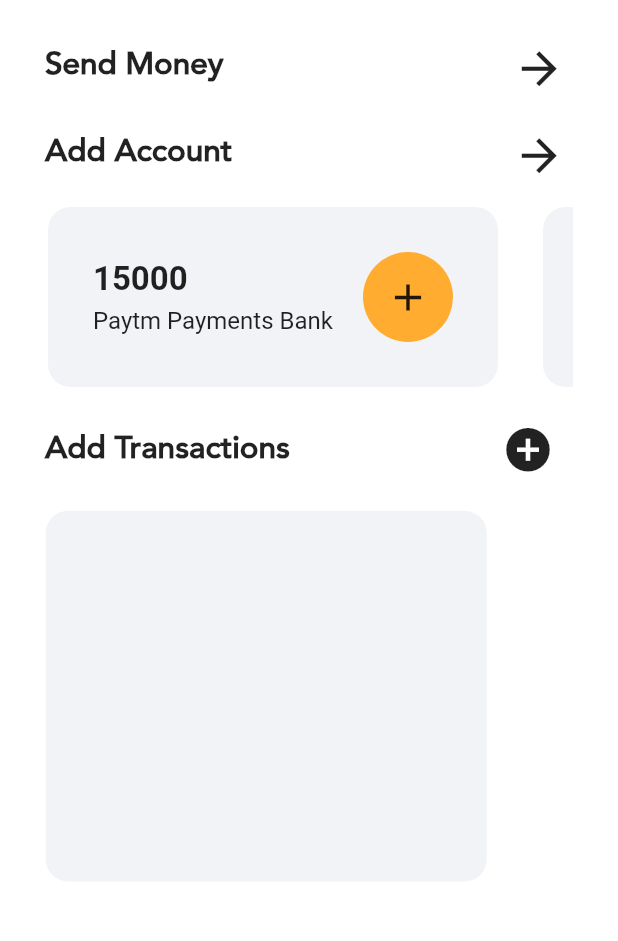
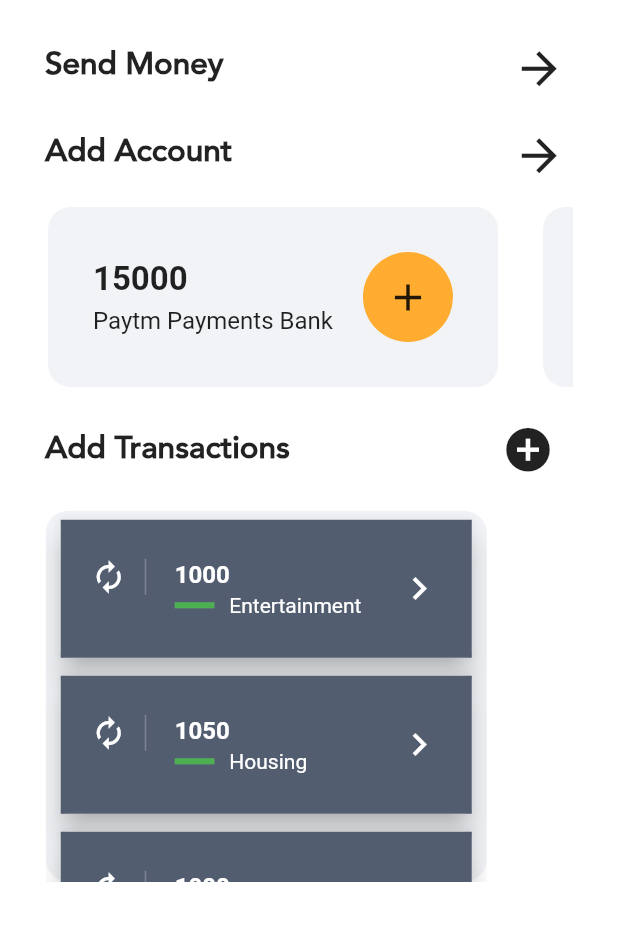
Before and after one commit to vishwajeetvb/ewall, a Flutter app: the Homepage screen opened by its route, on a phone screen of 412 x 824 dp, the part 174-1115 px from its top. Run offline on Flutter 3.47's test engine with Material 2 defaults, Android fonts, the phone set to English and light mode, and no system bars; our stand-ins replace csv, file_picker, firebase_auth, firebase_core, random_string, toast and 1 more; missing offline and left inert: flutter_sparkline, razorpay_flutter; accounts and stored records are empty.

Commit message:
Added List Of Transactions

```diff
--- a/lib/screens/appScreen/home/home_page.dart
+++ b/lib/screens/appScreen/home/home_page.dart
@@ -1,9 +1,10 @@
 import 'package:ewall/screens/appScreen/home/SendMoney.dart';
+import 'package:ewall/screens/appScreen/home/models/Transactions.dart';
 import 'package:ewall/screens/appScreen/sideMenu.dart';
 import 'package:flutter/cupertino.dart';
 import 'package:flutter/material.dart';
 import 'package:toggle_switch/toggle_switch.dart';
-
+import 'package:intl/intl.dart';
 
 class HomePage extends StatelessWidget {
   @override
@@ -32,6 +33,13 @@ class _HomepageState extends State<Homepage> with TickerProviderStateMixin {
   String _chosenCategory;
   bool kindOfTransaction = false;
   bool transactionClass = false;
+  List txn;
+
+  @override
+  void initState() {
+    txn = getTransactions();
+    super.initState();
+  }
 
   Future<void> addTransactions(BuildContext context) async {
     return await showDialog(
@@ -210,7 +218,7 @@ class _HomepageState extends State<Homepage> with TickerProviderStateMixin {
                             BoxConstraints(maxWidth: 250.0, minHeight: 50.0),
                             alignment: Alignment.center,
                             child: Text(
-                              "Gradient Button",
+                              "Add Transactions",
                               textAlign: TextAlign.center,
                               style: TextStyle(color: Colors.white, fontSize: 15),
                             ),
@@ -227,10 +235,73 @@ class _HomepageState extends State<Homepage> with TickerProviderStateMixin {
         });
   }
 
-
   //Main Logic of Home Page
   @override
   Widget build(BuildContext context) {
+
+    ListTile makeListTile(Transactions lesson) => ListTile(
+      contentPadding:
+      EdgeInsets.symmetric(horizontal: 20.0, vertical: 10.0),
+      leading: Container(
+        padding: EdgeInsets.only(right: 12.0),
+        decoration: new BoxDecoration(
+            border: new Border(
+                right: new BorderSide(width: 1.0, color: Colors.white24))),
+        child: Icon(Icons.autorenew, color: Colors.white),
+      ),
+      title: Text(
+        lesson.amount.toString(),
+        style: TextStyle(color: Colors.white, fontWeight: FontWeight.bold),
+      ),
+      // subtitle: Text("Intermediate", style: TextStyle(color: Colors.white)),
+
+      subtitle: Row(
+        children: <Widget>[
+          Expanded(
+              flex: 1,
+              child: Container(
+                // tag: 'hero',
+                child: LinearProgressIndicator(
+                    backgroundColor: Color.fromRGBO(209, 224, 224, 0.2),
+                    value: lesson.amount.toDouble(),
+                    valueColor: AlwaysStoppedAnimation(Colors.green)),
+              )),
+          Expanded(
+            flex: 4,
+            child: Padding(
+                padding: EdgeInsets.only(left: 10.0),
+                child: Text(lesson.category,
+                    style: TextStyle(color: Colors.white))),
+          )
+        ],
+      ),
+      trailing:
+      Icon(Icons.keyboard_arrow_right, color: Colors.white, size: 30.0),
+      onTap: () {},
+    );
+
+    Card makeCard(Transactions lesson) => Card(
+      elevation: 8.0,
+      margin: new EdgeInsets.symmetric(horizontal: 10.0, vertical: 6.0),
+      child: Container(
+        decoration: BoxDecoration(color: Color.fromRGBO(64, 75, 96, .9)),
+        child: makeListTile(lesson),
+      ),
+    );
+
+    final makeBody = Container(
+      // decoration: BoxDecoration(color: Color.fromRGBO(58, 66, 86, 1.0)),
+      child: ListView.builder(
+        scrollDirection: Axis.vertical,
+        shrinkWrap: true,
+        itemCount: txn.length,
+        itemBuilder: (BuildContext context, int index) {
+          return makeCard(txn[index]);
+        },
+      ),
+    );
+
+
     //This Scaffold for next screen after clicking on sign in
     return Scaffold(
       drawer: SideDrawer(),
@@ -416,6 +487,7 @@ class _HomepageState extends State<Homepage> with TickerProviderStateMixin {
                         borderRadius: BorderRadius.all(Radius.circular(15)),
                         color: Color(0xfff1f3f6),
                       ),
+                      child: makeBody,
                     )
                   ],
                 ),
@@ -428,7 +500,38 @@ class _HomepageState extends State<Homepage> with TickerProviderStateMixin {
 
   }
 
-
+  List getTransactions(){
+    return[
+      Transactions(
+          amount: 1000,
+          dateTime: DateFormat.yMd('en_US').parse('1/10/2012'),
+          category: 'Entertainment',
+          kindOfTransaction: 'Income',
+          transactionClass: 'Assets'
+      ),
+      Transactions(
+          amount: 1050,
+          dateTime: DateFormat.yMd('en_US').parse('5/12/2021'),
+          category: 'Housing',
+          kindOfTransaction: 'Expense',
+          transactionClass: 'Liabilities'
+      ),
+      Transactions(
+          amount: 1000,
+          dateTime: DateFormat.yMd('en_US').parse('1/10/2012'),
+          category: 'Entertainment',
+          kindOfTransaction: 'Income',
+          transactionClass: 'Assets'
+      ),
+      Transactions(
+          amount: 1050,
+          dateTime: DateFormat.yMd('en_US').parse('5/12/2021'),
+          category: 'Housing',
+          kindOfTransaction: 'Expense',
+          transactionClass: 'Liabilities'
+      ),
+    ];
+  }
 
   Container addAccount(var money, String bankName) {
     return Container(
--- /dev/null
+++ b/lib/screens/appScreen/home/models/Transactions.dart
@@ -0,0 +1,10 @@
+class Transactions{
+  int amount;
+  DateTime dateTime;
+  String category;
+  String kindOfTransaction;
+  String transactionClass;
+
+  Transactions({this.amount,this.dateTime,this.category,this.kindOfTransaction,this.transactionClass});
+
+}
--- a/pubspec.yaml
+++ b/pubspec.yaml
@@ -42,6 +42,7 @@ dev_dependencies:
   file_picker: ^3.0.1
   path_provider: ^2.0.1
   toggle_switch: ^0.1.9
+  intl: ^0.17.0
 
 
 # For information on the generic Dart part of this file, see the
```
Also changed, not shown: pubspec.lock.
